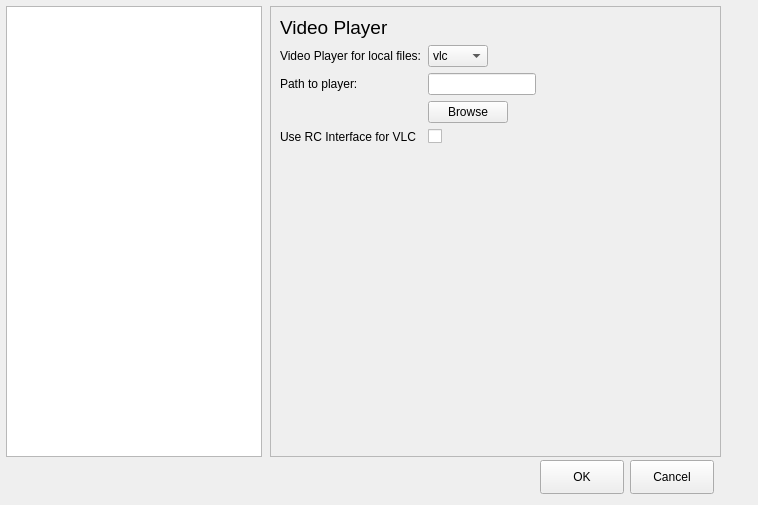
Above: ene/ui/settings_window.ui from EneApp/Ene before the change. Below: the same form after it.
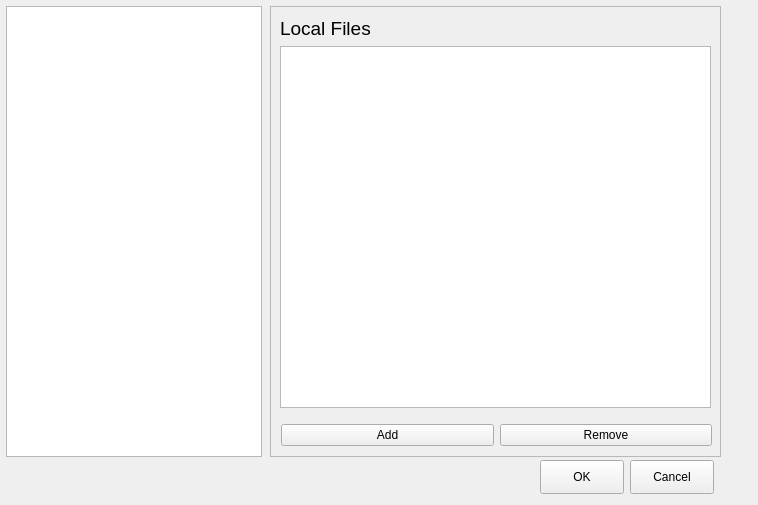
That is the form after the change.

The edit to the form file:
```diff
--- a/ene/ui/settings_window.ui
+++ b/ene/ui/settings_window.ui
@@ -45,7 +45,7 @@
     <enum>QFrame::Raised</enum>
    </property>
    <property name="currentIndex">
-    <number>1</number>
+    <number>2</number>
    </property>
    <widget class="QWidget" name="page"/>
    <widget class="QWidget" name="player">
@@ -144,7 +144,61 @@
      </item>
     </layout>
    </widget>
-   <widget class="QWidget" name="anilist"/>
+   <widget class="QWidget" name="local_files">
+    <widget class="QWidget" name="gridLayoutWidget">
+     <property name="geometry">
+      <rect>
+       <x>9</x>
+       <y>10</y>
+       <width>431</width>
+       <height>391</height>
+      </rect>
+     </property>
+     <layout class="QGridLayout" name="path_labels">
+      <item row="0" column="1">
+       <widget class="QLabel" name="label_5">
+        <property name="font">
+         <font>
+          <pointsize>14</pointsize>
+         </font>
+        </property>
+        <property name="text">
+         <string>Local Files</string>
+        </property>
+       </widget>
+      </item>
+      <item row="1" column="1">
+       <widget class="QListView" name="local_paths"/>
+      </item>
+     </layout>
+    </widget>
+    <widget class="QWidget" name="horizontalLayoutWidget">
+     <property name="geometry">
+      <rect>
+       <x>10</x>
+       <y>410</y>
+       <width>431</width>
+       <height>36</height>
+      </rect>
+     </property>
+     <layout class="QHBoxLayout" name="path_buttons">
+      <item>
+       <widget class="QPushButton" name="path_add">
+        <property name="text">
+         <string>Add</string>
+        </property>
+       </widget>
+      </item>
+      <item>
+       <widget class="QPushButton" name="path_remove">
+        <property name="text">
+         <string>Remove</string>
+        </property>
+       </widget>
+      </item>
+     </layout>
+    </widget>
+   </widget>
   </widget>
   <widget class="QPushButton" name="button_OK">
    <property name="geometry">
```
Left out of the diff: 2 changed lines with no effect on the pictures.
